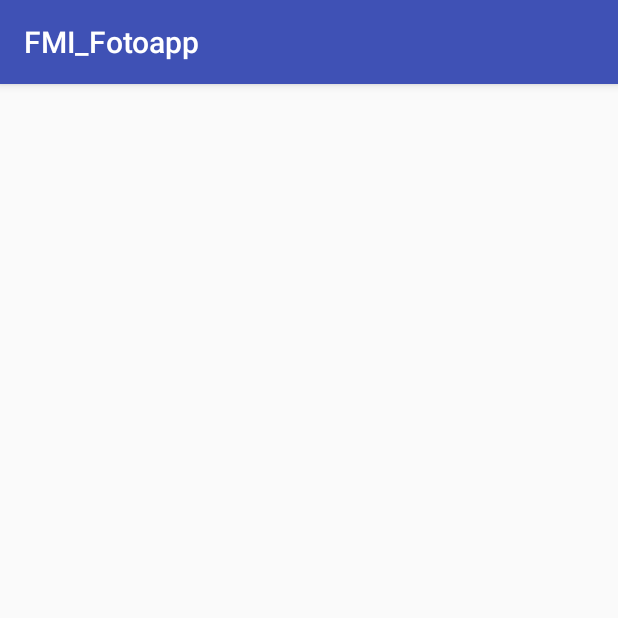
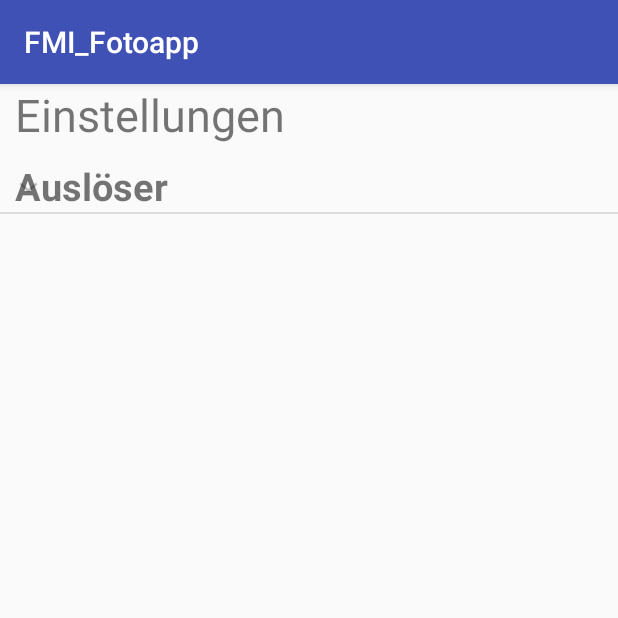
Before and after one commit to RobinLautenbach/FMI_Fotoapp, an Android app: the Einstellungen screen opened directly, with no data from a screen before it, on a phone screen of 412 x 824 dp, the top half of it. Run offline under Robolectric (Android 15) with nearby library versions, the phone set to English and light mode, and no system bars.

Commit message:
Erster Ansatz für ein Menü hinzugefügt

```diff
--- a/app/src/main/java/com/example/robin/fmi_fotoapp/Einstellungen.java
+++ b/app/src/main/java/com/example/robin/fmi_fotoapp/Einstellungen.java
@@ -2,12 +2,40 @@ package com.example.robin.fmi_fotoapp;
 
 import android.os.Bundle;
 import android.support.v7.app.AppCompatActivity;
+import android.widget.ExpandableListView;
+
+import java.util.ArrayList;
+import java.util.HashMap;
+import java.util.List;
+
+/**
+ * Created by Robin
+ */
 
 public class Einstellungen extends AppCompatActivity {
 
+    ExpandableListView listView;
     @Override
     protected void onCreate(Bundle savedInstanceState) {
         super.onCreate(savedInstanceState);
         setContentView(R.layout.activity_einstellungen);
+        listView = (ExpandableListView) findViewById(R.id.settingsListView);
+        List<String> sectionHeadings = new ArrayList<String>(); //list of setting section headers
+        List<String> triggerList = new ArrayList<String>(); //list of camera triggers
+        List<String> otherHeadings = new ArrayList<String>(); //list of other settings section
+        HashMap<String,List<String>> childList = new HashMap<String,List<String>>();
+        String triggerHeadingItems[] = getResources().getStringArray(R.array.settingsHeader); //get section headers
+        String triggers[] = getResources().getStringArray(R.array.triggerChilds); //get section items
+        for(String title : triggerHeadingItems){
+            sectionHeadings.add(title); //add title to setting section list
+        }
+        for(String title : triggers) {
+            triggerList.add(title); //add title to the section child list
+        }
+        childList.put(sectionHeadings.get(0),triggerList); //add first settings section to the map
+        final SettingsAdapter adapter = new SettingsAdapter(this, sectionHeadings, childList);
+        listView.setAdapter(adapter);
+
     }
+
 }
--- a/app/src/main/java/com/example/robin/fmi_fotoapp/MainActivity.java
+++ b/app/src/main/java/com/example/robin/fmi_fotoapp/MainActivity.java
@@ -46,6 +46,9 @@ import java.util.Comparator;
 import java.util.Date;
 import java.util.List;
 
+/**
+ * Created by Robin
+ */
 
 @RequiresApi(api = Build.VERSION_CODES.LOLLIPOP)
 public class MainActivity extends AppCompatActivity {
--- /dev/null
+++ b/app/src/main/java/com/example/robin/fmi_fotoapp/SettingsAdapter.java
@@ -0,0 +1,119 @@
+package com.example.robin.fmi_fotoapp;
+
+import android.content.Context;
+import android.graphics.Typeface;
+import android.view.LayoutInflater;
+import android.view.View;
+import android.view.ViewGroup;
+import android.widget.BaseExpandableListAdapter;
+import android.widget.CompoundButton;
+import android.widget.Switch;
+import android.widget.TextView;
+import android.widget.Toast;
+
+import java.util.HashMap;
+import java.util.List;
+
+/**
+ * Created by Robin
+ */
+
+public class SettingsAdapter extends BaseExpandableListAdapter {
+
+    private List<String> headerTitles;
+    private HashMap<String,List<String>> childTitles;
+    private Context ctx;
+
+    SettingsAdapter(Context ctx, List<String> headerTitles, HashMap<String,List<String>> childTitles){
+        this.ctx = ctx;
+        this.headerTitles = headerTitles;
+        this.childTitles = childTitles;
+    }
+
+    @Override
+    public int getGroupCount() {
+        return headerTitles.size(); //number of headerTitles
+    }
+
+    @Override
+    public int getChildrenCount(int i) {
+        return childTitles.get(headerTitles.get(i)).size(); //number of child items in each header
+    }
+
+    @Override
+    public Object getGroup(int i) {
+        return headerTitles.get(i); //return group object at index
+    }
+
+    @Override
+    public Object getChild(int i, int i1) {
+        return childTitles.get(headerTitles.get(i)).get(i1); //return child item at index
+    }
+
+    @Override
+    public long getGroupId(int i) {
+        return i;
+    }
+
+    @Override
+    public long getChildId(int i, int i1) {
+        return i1;
+    }
+
+    @Override
+    public boolean hasStableIds() {
+        return false;
+    }
+
+    @Override
+    public View getGroupView(int i, boolean b, View view, ViewGroup viewGroup) {
+        String title = (String) this.getGroup(i);
+
+        if(view == null){
+            LayoutInflater layoutInflater = (LayoutInflater) this.ctx.getSystemService(Context.LAYOUT_INFLATER_SERVICE);
+            view = layoutInflater.inflate(R.layout.setting_parent_layout,null);
+        }
+
+        TextView textView = view.findViewById(R.id.settingsHeader);
+        textView.setTypeface(null, Typeface.BOLD);
+        textView.setText(title);
+
+        return view;
+    }
+
+    @Override
+    public View getChildView(int i, int i1, boolean b, View view, ViewGroup viewGroup) {
+        String title = (String) this.getChild(i, i1);
+
+        if (view == null){
+            LayoutInflater layoutInflater = (LayoutInflater) this.ctx.getSystemService(Context.LAYOUT_INFLATER_SERVICE);
+            view = layoutInflater.inflate(R.layout.settings_child_layout,null);
+        }
+
+        TextView textView = view.findViewById(R.id.settingsLabel);
+        textView.setText(title);
+        Switch sw = view.findViewById(R.id.settingsSwitch);
+        sw.setOnCheckedChangeListener(new Switch.OnCheckedChangeListener(){
+
+            @Override
+            public void onCheckedChanged(CompoundButton compoundButton, boolean b) {
+                if(b) //switch is on...
+                {
+                    Toast.makeText(ctx, "switch was turned on!", Toast.LENGTH_SHORT).show();
+                }
+                else //switch is off
+                {
+                    Toast.makeText(ctx, "switch was turned off!", Toast.LENGTH_SHORT).show();
+                }
+            }
+
+        });
+
+        return view;
+    }
+
+    @Override
+    public boolean isChildSelectable(int i, int i1) {
+        return true;
+    }
+}
--- a/app/src/main/res/layout/activity_einstellungen.xml
+++ b/app/src/main/res/layout/activity_einstellungen.xml
@@ -1,8 +1,23 @@
 <?xml version="1.0" encoding="utf-8"?>
-<RelativeLayout xmlns:android="http://schemas.android.com/apk/res/android"
+<LinearLayout xmlns:android="http://schemas.android.com/apk/res/android"
     xmlns:tools="http://schemas.android.com/tools"
     android:layout_width="match_parent"
     android:layout_height="match_parent"
+    android:orientation="vertical"
     tools:context="com.example.robin.fmi_fotoapp.Einstellungen">
 
-</RelativeLayout>
+    <TextView
+        android:id="@+id/settingsHeadline"
+        android:layout_width="match_parent"
+        android:layout_height="wrap_content"
+        android:layout_marginBottom="10dp"
+        android:layout_marginLeft="10dp"
+        android:text="Einstellungen"
+        android:textSize="30dp" />
+
+    <ExpandableListView
+        android:id="@+id/settingsListView"
+        android:layout_width="match_parent"
+        android:layout_height="match_parent"
+        android:clickable="false" />
+</LinearLayout>
--- /dev/null
+++ b/app/src/main/res/layout/setting_parent_layout.xml
@@ -0,0 +1,17 @@
+<?xml version="1.0" encoding="utf-8"?>
+<LinearLayout xmlns:android="http://schemas.android.com/apk/res/android"
+    android:layout_width="match_parent"
+    android:layout_height="50dp"
+    android:clickable="false"
+    android:orientation="vertical">
+
+    <TextView
+        android:id="@+id/settingsHeader"
+        android:layout_width="match_parent"
+        android:layout_height="wrap_content"
+        android:layout_marginLeft="10dp"
+        android:gravity="center_vertical"
+        android:text="Auslöser"
+        android:textSize="25dp" />
+
+</LinearLayout>
--- a/app/src/main/res/values/strings.xml
+++ b/app/src/main/res/values/strings.xml
@@ -3,4 +3,20 @@
     <string name="settingsButton">Menü</string>
     <string name="takePhotoButton">Foto schießen</string>
     <string name="title_activity_settings">SettingsActivity</string>
+    <string-array name="settingsHeader">
+        <item>Auslöser</item>
+       <!-- <item>Weitere Einstellungen</item> -->
+    </string-array>
+    <string-array name="triggerChilds">
+        <item>Lautstärkewippe</item>
+        <item>Schütteln</item>
+        <item>Doppelklick</item>
+        <item>Spracheingabe</item>
+        <item>Pulssensor</item>
+        <item>Gestenerkennung</item>
+        <item>Mimik</item>
+    </string-array>
+   <!--<string-array name="otherSettingsChilds">
+        <item>Verzögerung</item>
+    </string-array> -->
 </resources>
```
Also changed, not shown: app/src/main/res/layout/settings_child_layout.xml (added, +28 -0 lines).
